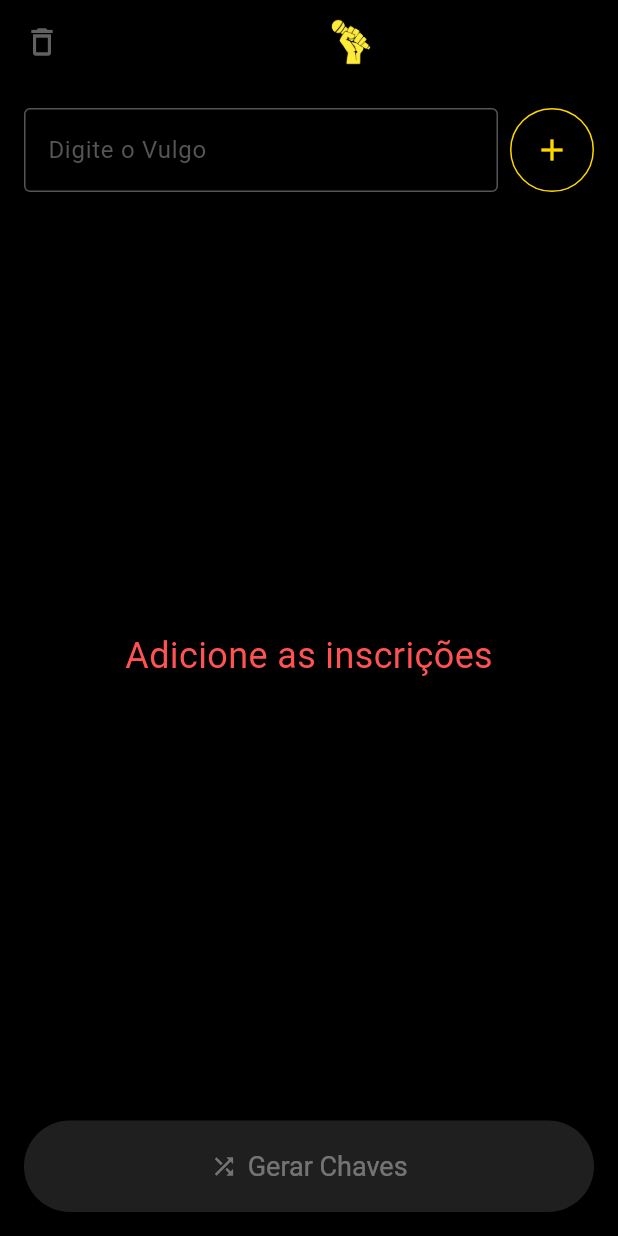
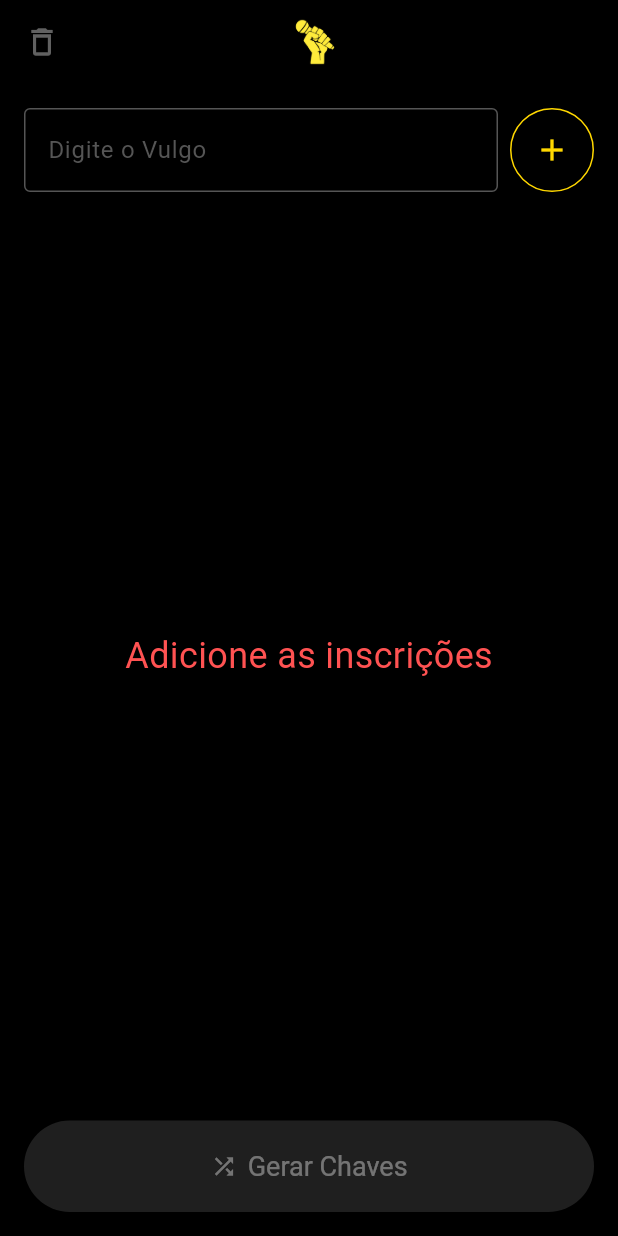
Before and after one commit to cristianmadriddev/freestylebattle, a Flutter app: the screen it shows after launch, on a phone screen of 412 x 824 dp. Run offline on Flutter 3.47's test engine with Material 3 defaults, Android fonts, the phone set to English and light mode, and no system bars; our stand-ins replace equatable, flutter_bloc, google_fonts.

Commit message:
fix: change alignment

```diff
--- a/app/lib/battle/presentation/view/battle_page.dart
+++ b/app/lib/battle/presentation/view/battle_page.dart
@@ -40,8 +40,10 @@ class BattlePage extends StatelessWidget {
                 ),
               ],
             ),
+            actions: const [SizedBox(width: 48)],
             backgroundColor: Colors.transparent,
             elevation: 0,
+            centerTitle: true,
           ),
           body: Column(
             children: [Expanded(child: BattleSubscriptionContainer())],
```
